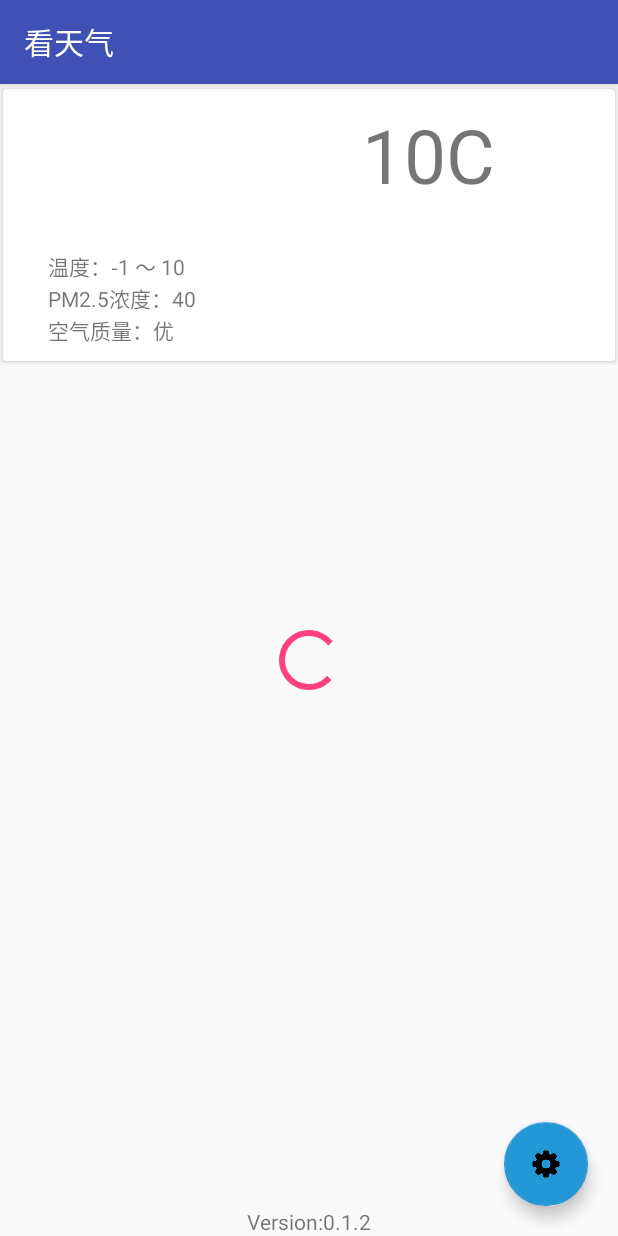
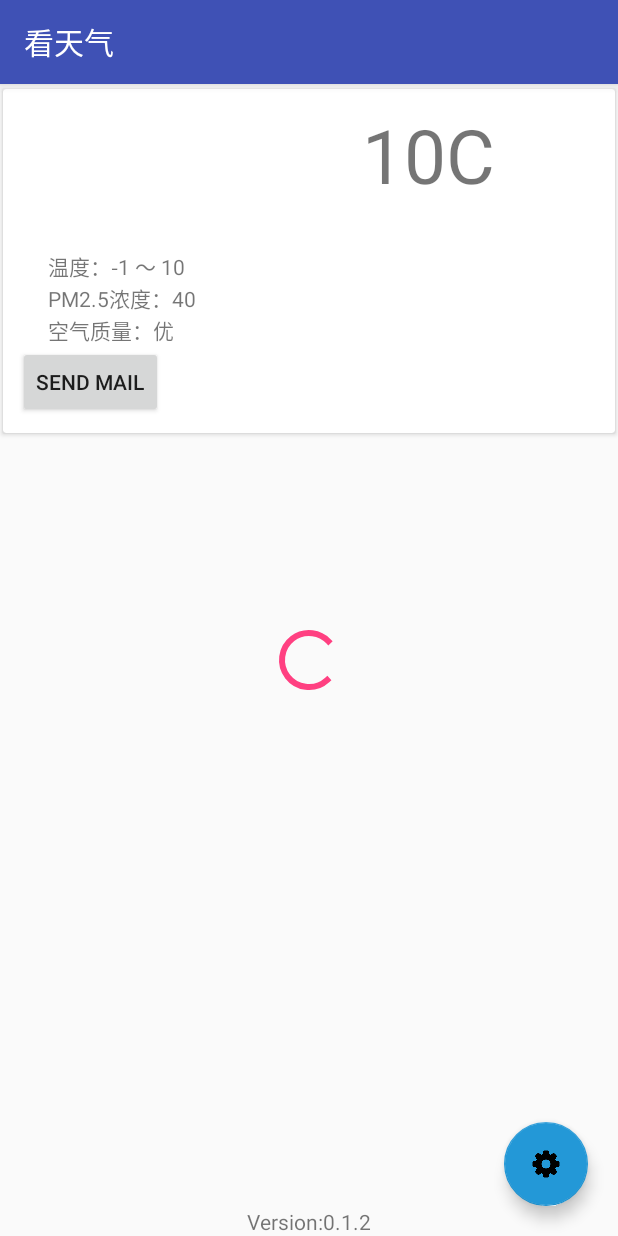
Before and after one commit to nbdavied/WeatherDemo, an Android app: the MainActivity screen opened directly, with no data from a screen before it, on a phone screen of 412 x 824 dp. Run offline under Robolectric (Android 15) with nearby library versions, the phone set to English and light mode, and no system bars.

Commit message:
3.3上传
测试用（intent、widget)

```diff
--- a/app/src/main/java/com/example/nbdv/weatherdemo/GetWeatherThread.java
+++ b/app/src/main/java/com/example/nbdv/weatherdemo/GetWeatherThread.java
@@ -97,36 +97,7 @@ public class GetWeatherThread extends Thread {
             bundle.putString("weatherString",result);
             msg.setData(bundle);
             handler.sendMessage(msg);
-            /*handler.post(new Runnable() {
-                @Override
-                public void run() {
 
-                    *//*Weather weather = new Weather();
-
-                    Gson gson = new Gson();
-                    weather = gson.fromJson(result, Weather.class);
-                    if (weather.serviceVersion[0].status.equals("ok")) {
-                        String condition_d = weather.serviceVersion[0].daily_forecast[0].cond.txt_d;
-                        String condition_n = weather.serviceVersion[0].daily_forecast[0].cond.txt_n;
-                        int tmp_min = weather.serviceVersion[0].daily_forecast[0].tmp.min;
-                        int tmp_max = weather.serviceVersion[0].daily_forecast[0].tmp.max;
-                        String air_quality;
-                        if (weather.serviceVersion[0].aqi != null) {
-                            air_quality = weather.serviceVersion[0].aqi.city.qlty;
-                        } else {
-                            air_quality = "no data";
-                        }
-
-                        String weatherDesc = "白天天气：" + condition_d + "\n"
-                                + "夜晚天气：" + condition_n + "\n"
-                                + "气温：" + tmp_min + " ~ " + tmp_max + "\n"
-                                + "空气质量：" + air_quality;
-                        tvResult.setText(weatherDesc);
-                    } else
-                        tvResult.setText(weather.serviceVersion[0].status);*//*
-
-                }
-            });*/
         } catch (MalformedURLException e) {
             Log.e("error","url");
             e.printStackTrace();
--- a/app/src/main/java/com/example/nbdv/weatherdemo/MainActivity.java
+++ b/app/src/main/java/com/example/nbdv/weatherdemo/MainActivity.java
@@ -10,6 +10,7 @@ import android.support.v7.app.AppCompatActivity;
 import android.util.Log;
 import android.view.View;
 import android.view.View.OnClickListener;
+import android.widget.Button;
 import android.widget.ImageView;
 import android.widget.ProgressBar;
 import android.widget.TextView;
@@ -27,6 +28,7 @@ public class MainActivity extends AppCompatActivity {
     private TextView tvAirQua;
     private TextView tvPM25;
     private ImageView ivCond;
+    private Button sendMail;
     private ProgressBar progressBar;
     private String city;    //选定的城市名称
     private String id;      //城市id
@@ -59,6 +61,16 @@ public class MainActivity extends AppCompatActivity {
             public void onClick(View v) {
                 Intent intent = new Intent(MainActivity.this, SettingActivity.class);
                 startActivityForResult(intent, 1);
+            }
+        });
+        sendMail.setOnClickListener(new OnClickListener() {
+            @Override
+            public void onClick(View v) {
+                Intent intent=new Intent(Intent.ACTION_SEND);
+                intent.putExtra(Intent.EXTRA_EMAIL,"nbdavied@gmail.com");
+                intent.putExtra(Intent.EXTRA_SUBJECT,"hello mail");
+                intent.setType("text/plain");
+                startActivity(intent);
             }
         });
     }
@@ -97,7 +109,7 @@ public class MainActivity extends AppCompatActivity {
         tvPM25 = (TextView) findViewById(R.id.tvPM25);
         ivCond= (ImageView) findViewById(R.id.ivCond);
         progressBar=(ProgressBar) findViewById(R.id.progressBar);
-
+        sendMail= (Button) findViewById(R.id.sendMail);
         weather = new Weather();
         //查看本地是否存储城市名称或id，如有则直接载入
         SharedPreferences sp = MainActivity.this.getSharedPreferences("Preference", MODE_PRIVATE);
--- a/app/src/main/res/layout/activity_main.xml
+++ b/app/src/main/res/layout/activity_main.xml
@@ -95,7 +95,11 @@
                     android:layout_weight="1"
                     />
             </LinearLayout>
-
+            <Button
+                android:layout_width="wrap_content"
+                android:layout_height="wrap_content"
+                android:id="@+id/sendMail"
+                android:text="send mail"/>
 
         </LinearLayout>
     </android.support.v7.widget.CardView>
```
Also changed, not shown: app/src/main/AndroidManifest.xml (+16 -1 lines), app/src/main/java/com/example/nbdv/weatherdemo/SettingActivity.java (+32 -50 lines), app/src/main/java/com/example/nbdv/weatherdemo/WeatherWidgetProvider.java (added, +64 -0 lines), app/src/main/res/layout/widget_layout.xml (added, +10 -0 lines), app/src/main/res/xml/weather_widget_info.xml (added, +10 -0 lines), 1 other file.
